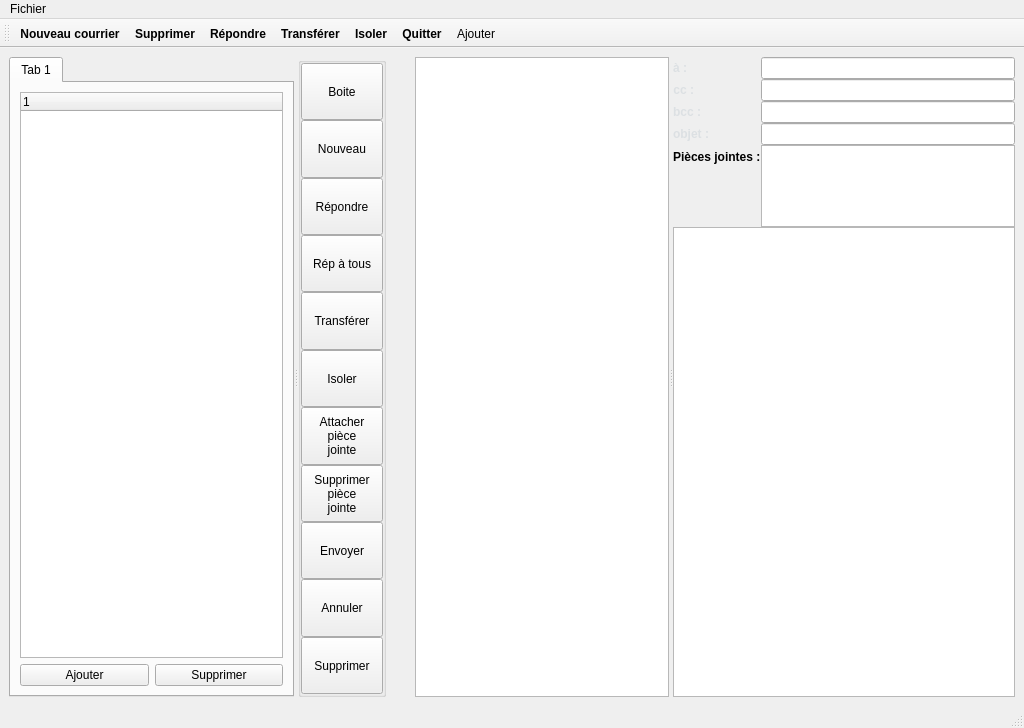
Before: the Qt Designer form mailer/src/gui/gen/mailbox.ui in asm99/muami, drawn with Qt 5.
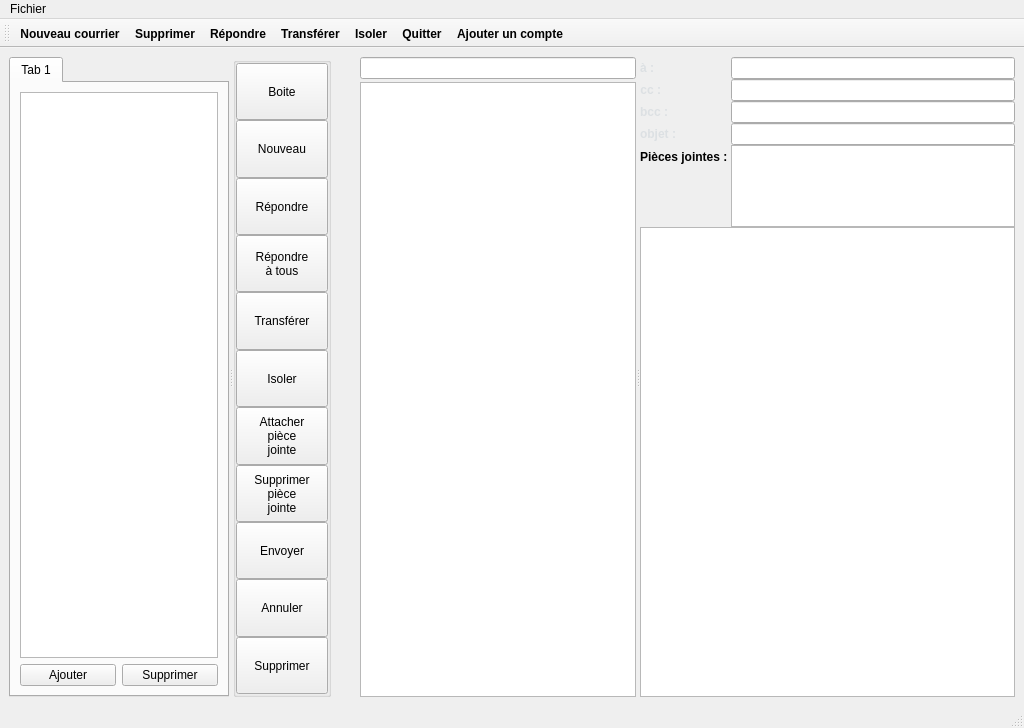
After: the same form once the commit is applied.

```diff
--- a/mailer/src/gui/gen/mailbox.ui
+++ b/mailer/src/gui/gen/mailbox.ui
@@ -37,7 +37,7 @@
         <widget class="QTabWidget" name="multiBox">
          <property name="maximumSize">
           <size>
-           <width>300</width>
+           <width>220</width>
            <height>16777215</height>
           </size>
          </property>
@@ -52,33 +52,13 @@
            <item>
             <layout class="QVBoxLayout" name="verticalLayout">
              <item>
-              <widget class="QTreeWidget" name="inbox">
-               <property name="sizePolicy">
-                <sizepolicy hsizetype="Minimum" vsizetype="Expanding">
-                 <horstretch>0</horstretch>
-                 <verstretch>0</verstretch>
-                </sizepolicy>
-               </property>
-               <property name="minimumSize">
-                <size>
-                 <width>200</width>
-                 <height>0</height>
-                </size>
-               </property>
+              <widget class="QListWidget" name="inbox">
                <property name="maximumSize">
                 <size>
-                 <width>300</width>
+                 <width>16777215</width>
                  <height>16777215</height>
                 </size>
                </property>
-               <property name="toolTip">
-                <string>&lt;html&gt;&lt;head/&gt;&lt;body&gt;&lt;p&gt;Ceci est votre boite de réception&lt;/p&gt;&lt;/body&gt;&lt;/html&gt;</string>
-               </property>
-               <column>
-                <property name="text">
-                 <string notr="true">1</string>
-                </property>
-               </column>
               </widget>
              </item>
              <item>
@@ -229,7 +209,8 @@
              <string>&lt;html&gt;&lt;head/&gt;&lt;body&gt;&lt;p&gt;Répondre à l'expéditeur du courrier en surbrillance ainsi que tous les destinataires de ce courrier&lt;/p&gt;&lt;/body&gt;&lt;/html&gt;</string>
             </property>
             <property name="text">
-             <string>Rép à tous</string>
+             <string>Répondre
+à tous</string>
             </property>
            </widget>
           </item>
@@ -387,13 +368,53 @@
         </item>
         <item>
          <widget class="QSplitter" name="splitter">
+          <property name="sizePolicy">
+           <sizepolicy hsizetype="Expanding" vsizetype="Preferred">
+            <horstretch>1</horstretch>
+            <verstretch>0</verstretch>
+           </sizepolicy>
+          </property>
           <property name="orientation">
            <enum>Qt::Horizontal</enum>
           </property>
-          <widget class="QListWidget" name="mailList">
-           <property name="toolTip">
-            <string>&lt;html&gt;&lt;head/&gt;&lt;body&gt;&lt;p&gt;Ceci est la liste des courriers de votre boite de réception&lt;/p&gt;&lt;/body&gt;&lt;/html&gt;</string>
-           </property>
+          <widget class="QWidget" name="layoutWidget">
+           <layout class="QVBoxLayout" name="verticalLayout_4">
+            <property name="spacing">
+             <number>3</number>
+            </property>
+            <item>
+             <widget class="QLineEdit" name="mailField">
+              <property name="enabled">
+               <bool>true</bool>
+              </property>
+              <property name="sizePolicy">
+               <sizepolicy hsizetype="Expanding" vsizetype="Fixed">
+                <horstretch>1</horstretch>
+                <verstretch>0</verstretch>
+               </sizepolicy>
+              </property>
+             </widget>
+            </item>
+            <item>
+             <widget class="QListWidget" name="mailList">
+              <property name="minimumSize">
+               <size>
+                <width>0</width>
+                <height>0</height>
+               </size>
+              </property>
+              <property name="baseSize">
+               <size>
+                <width>0</width>
+                <height>0</height>
+               </size>
+              </property>
+              <property name="toolTip">
+               <string>&lt;html&gt;&lt;head/&gt;&lt;body&gt;&lt;p&gt;Ceci est la liste des courriers de votre boite de réception&lt;/p&gt;&lt;/body&gt;&lt;/html&gt;</string>
+              </property>
+             </widget>
+            </item>
+           </layout>
           </widget>
           <widget class="QWidget" name="layoutWidget">
            <layout class="QVBoxLayout" name="verticalLayout_3">
@@ -402,6 +423,9 @@
             </property>
             <item>
              <layout class="QFormLayout" name="formLayout">
+              <property name="horizontalSpacing">
+               <number>3</number>
+              </property>
               <property name="verticalSpacing">
                <number>0</number>
               </property>
@@ -864,6 +888,12 @@
             </item>
             <item>
              <widget class="QTextEdit" name="displayer">
+              <property name="minimumSize">
+               <size>
+                <width>0</width>
+                <height>0</height>
+               </size>
+              </property>
               <property name="toolTip">
                <string>&lt;html&gt;&lt;head/&gt;&lt;body&gt;&lt;p&gt;Ceci est le contenu du courrier en surbrillance&lt;/p&gt;&lt;/body&gt;&lt;/html&gt;</string>
               </property>
@@ -1010,11 +1040,17 @@
   </action>
   <action name="actionAdd">
    <property name="text">
-    <string>Ajouter</string>
+    <string>Ajouter un compte</string>
    </property>
    <property name="toolTip">
     <string>Ajouter un compte </string>
    </property>
+   <property name="font">
+    <font>
+     <weight>75</weight>
+     <bold>true</bold>
+    </font>
+   </property>
    <property name="shortcut">
     <string>Ctrl+A</string>
    </property>
```
Left out of the diff: 74 changed lines with no effect on the pictures.
